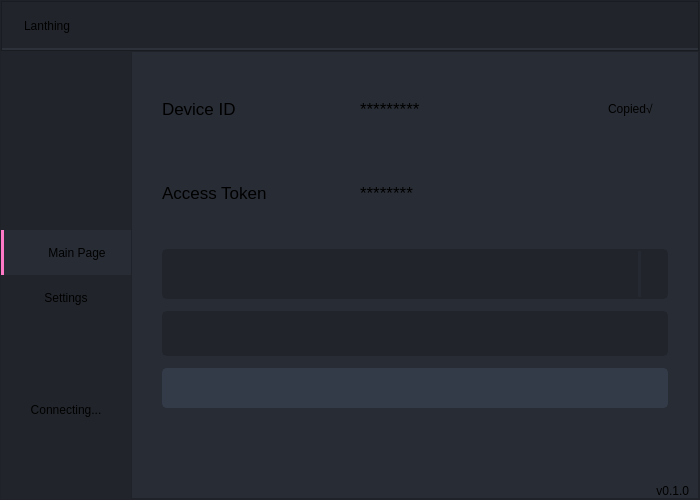
Above: app/src/views/mainwindow/mainwindow.ui from pjlt/lanthing-pc before the change. Below: the same form after it.
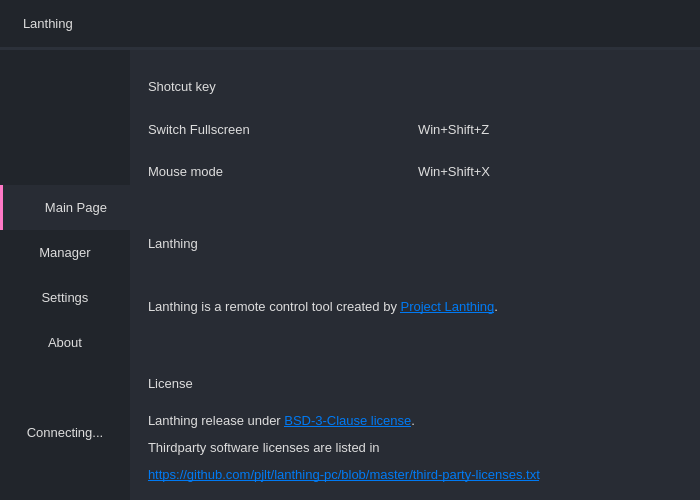
That is the form after the change. The open tabs and pages were chosen to show the change. Icons and pictures are not drawn.

Commit message: UI: Add tabs 'Manager' and 'About'

The edit to the form file:
```diff
--- a/app/src/views/mainwindow/mainwindow.ui
+++ b/app/src/views/mainwindow/mainwindow.ui
@@ -43,7 +43,85 @@
   border: black solid 1px
 }
 
-border:none;</string>
+
+
+/* /////////////////////////////////////////////////////////////////////////////////////////////////
+ScrollBars */
+QScrollBar:horizontal {
+    border: none;
+    background: rgb(52, 59, 72);
+    height: 8px;
+    margin: 0px 21px 0 21px;
+	border-radius: 0px;
+}
+QScrollBar::handle:horizontal {
+    background: rgb(189, 147, 249);
+    min-width: 25px;
+	border-radius: 4px
+}
+QScrollBar::add-line:horizontal {
+    border: none;
+    background: rgb(55, 63, 77);
+    width: 20px;
+	border-top-right-radius: 4px;
+    border-bottom-right-radius: 4px;
+    subcontrol-position: right;
+    subcontrol-origin: margin;
+}
+QScrollBar::sub-line:horizontal {
+    border: none;
+    background: rgb(55, 63, 77);
+    width: 20px;
+	border-top-left-radius: 4px;
+    border-bottom-left-radius: 4px;
+    subcontrol-position: left;
+    subcontrol-origin: margin;
+}
+QScrollBar::up-arrow:horizontal, QScrollBar::down-arrow:horizontal
+{
+     background: none;
+}
+QScrollBar::add-page:horizontal, QScrollBar::sub-page:horizontal
+{
+     background: none;
+}
+ QScrollBar:vertical {
+	border: none;
+    background: rgb(52, 59, 72);
+    width: 8px;
+    margin: 21px 0 21px 0;
+	border-radius: 0px;
+ }
+ QScrollBar::handle:vertical {	
+	background: rgb(189, 147, 249);
+    min-height: 25px;
+	border-radius: 4px
+ }
+ QScrollBar::add-line:vertical {
+     border: none;
+    background: rgb(55, 63, 77);
+     height: 20px;
+	border-bottom-left-radius: 4px;
+    border-bottom-right-radius: 4px;
+     subcontrol-position: bottom;
+     subcontrol-origin: margin;
+ }
+ QScrollBar::sub-line:vertical {
+	border: none;
+    background: rgb(55, 63, 77);
+     height: 20px;
+	border-top-left-radius: 4px;
+    border-top-right-radius: 4px;
+     subcontrol-position: top;
+     subcontrol-origin: margin;
+ }
+ QScrollBar::up-arrow:vertical, QScrollBar::down-arrow:vertical {
+     background: none;
+ }
+
+ QScrollBar::add-page:vertical, QScrollBar::sub-page:vertical {
+     background: none;
+ }</string>
    </property>
    <layout class="QVBoxLayout" name="verticalLayout_6">
     <property name="spacing">
@@ -390,6 +468,7 @@
     background-repeat: no-repeat;
 	border: none;
 	background-color: transparent;
+	min-height: 45px;
 }
 #leftMenuBg .QPushButton:hover {
 	background-color: rgb(40, 44, 52);
@@ -432,7 +511,7 @@
                   <property name="minimumSize">
                    <size>
                     <width>0</width>
-                    <height>45</height>
+                    <height>0</height>
                    </size>
                   </property>
                   <property name="styleSheet">
@@ -444,6 +523,19 @@
                   </property>
                  </widget>
                 </item>
+                <item>
+                 <widget class="QPushButton" name="btnManagerTab">
+                  <property name="minimumSize">
+                   <size>
+                    <width>0</width>
+                    <height>45</height>
+                   </size>
+                  </property>
+                  <property name="text">
+                   <string>Manager</string>
+                  </property>
+                 </widget>
+                </item>
                 <item>
                  <widget class="QPushButton" name="btnSettingsTab">
                   <property name="minimumSize">
@@ -457,6 +549,19 @@
                   </property>
                  </widget>
                 </item>
+                <item>
+                 <widget class="QPushButton" name="btnAboutTab">
+                  <property name="minimumSize">
+                   <size>
+                    <width>0</width>
+                    <height>0</height>
+                   </size>
+                  </property>
+                  <property name="text">
+                   <string>About</string>
+                  </property>
+                 </widget>
+                </item>
                </layout>
               </widget>
              </item>
@@ -1296,6 +1401,100 @@
                  </item>
                 </layout>
                </widget>
+               <widget class="QWidget" name="pageMgr">
+                <layout class="QVBoxLayout" name="verticalLayout_14">
+                 <item>
+                  <widget class="QLabel" name="labelTrustedClients">
+                   <property name="styleSheet">
+                    <string notr="true">font: 16pt &quot;Microsoft YaHei UI&quot;;</string>
+                   </property>
+                   <property name="text">
+                    <string>Trusted clients:</string>
+                   </property>
+                  </widget>
+                 </item>
+                 <item>
+                  <widget class="QTableWidget" name="tableWidget">
+                   <property name="styleSheet">
+                    <string notr="true">QTableWidget {	
+	background-color: transparent;
+	padding: 10px;
+	border-radius: 5px;
+	gridline-color: rgb(44, 49, 58);
+	border-bottom: 1px solid rgb(44, 49, 60);
+}
+QTableWidget::item{
+	border-color: rgb(44, 49, 60);
+	padding-left: 5px;
+	padding-right: 5px;
+	gridline-color: rgb(44, 49, 60);
+}
+QTableWidget::item:selected{
+	background-color: rgb(189, 147, 249);
+}
+QHeaderView::section{
+	background-color: rgb(33, 37, 43);
+	max-width: 30px;
+	border: 1px solid rgb(44, 49, 58);
+	border-style: none;
+    border-bottom: 1px solid rgb(44, 49, 60);
+    border-right: 1px solid rgb(44, 49, 60);
+}
+QTableWidget::horizontalHeader {	
+	background-color: rgb(33, 37, 43);
+}
+QHeaderView::section:horizontal
+{
+    border: 1px solid rgb(33, 37, 43);
+	background-color: rgb(33, 37, 43);
+	padding: 3px;
+	border-top-left-radius: 7px;
+    border-top-right-radius: 7px;
+}
+QHeaderView::section:vertical
+{
+    border: 1px solid rgb(44, 49, 60);
+}
+</string>
+                   </property>
+                   <property name="horizontalScrollBarPolicy">
+                    <enum>Qt::ScrollBarAlwaysOff</enum>
+                   </property>
+                   <property name="selectionMode">
+                    <enum>QAbstractItemView::SingleSelection</enum>
+                   </property>
+                   <property name="columnCount">
+                    <number>5</number>
+                   </property>
+                   <column>
+                    <property name="text">
+                     <string>DeviceID</string>
+                    </property>
+                   </column>
+                   <column>
+                    <property name="text">
+                     <string>Gamepad</string>
+                    </property>
+                   </column>
+                   <column>
+                    <property name="text">
+                     <string>Mouse</string>
+                    </property>
+                   </column>
+                   <column>
+                    <property name="text">
+                     <string>Keyboard</string>
+                    </property>
+                   </column>
+                   <column>
+                    <property name="text">
+                     <string>Operate</string>
+                    </property>
+                   </column>
+                  </widget>
+                 </item>
+                </layout>
+               </widget>
                <widget class="QWidget" name="pageSettings">
                 <layout class="QVBoxLayout" name="verticalLayout_10">
                  <property name="leftMargin">
@@ -1444,6 +1643,134 @@
                  </item>
                 </layout>
                </widget>
+               <widget class="QWidget" name="pageAbout">
+                <layout class="QVBoxLayout" name="verticalLayout_18">
+                 <item>
+                  <widget class="QFrame" name="frameShotcutKey">
+                   <property name="frameShape">
+                    <enum>QFrame::StyledPanel</enum>
+                   </property>
+                   <property name="frameShadow">
+                    <enum>QFrame::Raised</enum>
+                   </property>
+                   <layout class="QVBoxLayout" name="verticalLayout_16">
+                    <item>
+                     <widget class="QLabel" name="labelShotcutKey">
+                      <property name="styleSheet">
+                       <string notr="true">font: 16pt &quot;Microsoft YaHei UI&quot;;</string>
+                      </property>
+                      <property name="text">
+                       <string>Shotcut key</string>
+                      </property>
+                     </widget>
+                    </item>
+                    <item>
+                     <layout class="QHBoxLayout" name="horizontalLayout_12">
+                      <item>
+                       <widget class="QLabel" name="labelShotcutFullscreenName">
+                        <property name="text">
+                         <string>Switch Fullscreen</string>
+                        </property>
+                       </widget>
+                      </item>
+                      <item>
+                       <widget class="QLabel" name="labelShotcutFullscreenKeys">
+                        <property name="text">
+                         <string>Win+Shift+Z</string>
+                        </property>
+                       </widget>
+                      </item>
+                     </layout>
+                    </item>
+                    <item>
+                     <layout class="QHBoxLayout" name="horizontalLayout_13">
+                      <item>
+                       <widget class="QLabel" name="labelShotcutMouseModeName">
+                        <property name="text">
+                         <string>Mouse mode</string>
+                        </property>
+                       </widget>
+                      </item>
+                      <item>
+                       <widget class="QLabel" name="labelShotcutMouseModeKeys">
+                        <property name="text">
+                         <string>Win+Shift+X</string>
+                        </property>
+                       </widget>
+                      </item>
+                     </layout>
+                    </item>
+                   </layout>
+                  </widget>
+                 </item>
+                 <item>
+                  <widget class="QFrame" name="frameAbout">
+                   <property name="frameShape">
+                    <enum>QFrame::StyledPanel</enum>
+                   </property>
+                   <property name="frameShadow">
+                    <enum>QFrame::Raised</enum>
+                   </property>
+                   <layout class="QVBoxLayout" name="verticalLayout_17">
+                    <item>
+                     <widget class="QLabel" name="labelAboutLanthing">
+                      <property name="font">
+                       <font>
+                        <family>Microsoft YaHei UI</family>
+                        <pointsize>16</pointsize>
+                        <italic>false</italic>
+                        <bold>false</bold>
+                       </font>
+                      </property>
+                      <property name="styleSheet">
+                       <string notr="true">font: 16pt &quot;Microsoft YaHei UI&quot;;</string>
+                      </property>
+                      <property name="text">
+                       <string>Lanthing</string>
+                      </property>
+                     </widget>
+                    </item>
+                    <item>
+                     <widget class="QLabel" name="labelAboutContent">
+                      <property name="text">
+                       <string>&lt;html&gt;&lt;head/&gt;&lt;body&gt;&lt;p&gt;Lanthing is a remote control tool created by &lt;a href=&quot;https://github.com/pjlt&quot;&gt;&lt;span style=&quot; text-decoration: underline; color:#007af4;&quot;&gt;Project Lanthing&lt;/span&gt;&lt;/a&gt;.&lt;/p&gt;&lt;/body&gt;&lt;/html&gt;</string>
+                      </property>
+                     </widget>
+                    </item>
+                   </layout>
+                  </widget>
+                 </item>
+                 <item>
+                  <widget class="QFrame" name="frameLicense">
+                   <property name="frameShape">
+                    <enum>QFrame::StyledPanel</enum>
+                   </property>
+                   <property name="frameShadow">
+                    <enum>QFrame::Raised</enum>
+                   </property>
+                   <layout class="QVBoxLayout" name="verticalLayout_19">
+                    <item>
+                     <widget class="QLabel" name="labelLicense">
+                      <property name="styleSheet">
+                       <string notr="true">font: 16pt &quot;Microsoft YaHei UI&quot;;</string>
+                      </property>
+                      <property name="text">
+                       <string>License</string>
+                      </property>
+                     </widget>
+                    </item>
+                    <item>
+                     <widget class="QLabel" name="labelLicenseContent">
+                      <property name="text">
+                       <string>&lt;html&gt;&lt;head/&gt;&lt;body&gt;&lt;p&gt;Lanthing release under &lt;a href=&quot;https://github.com/pjlt/lanthing-pc/blob/master/LICENSE&quot;&gt;&lt;span style=&quot; text-decoration: underline; color:#007af4;&quot;&gt;BSD-3-Clause license&lt;/span&gt;&lt;/a&gt;.&lt;/p&gt;&lt;p&gt;Thirdparty software licenses are listed in&lt;/p&gt;&lt;p&gt;&lt;a href=&quot;https://github.com/pjlt/lanthing-pc/blob/master/third-party-licenses.txt&quot;&gt;&lt;span style=&quot; text-decoration: underline; color:#007af4;&quot;&gt;https://github.com/pjlt/lanthing-pc/blob/master/third-party-licenses.txt&lt;/span&gt;&lt;/a&gt;&lt;/p&gt;&lt;/body&gt;&lt;/html&gt;</string>
+                      </property>
+                     </widget>
+                    </item>
+                   </layout>
+                  </widget>
+                 </item>
+                </layout>
+               </widget>
               </widget>
              </item>
             </layout>
```
The commit also changes 3 other files.
